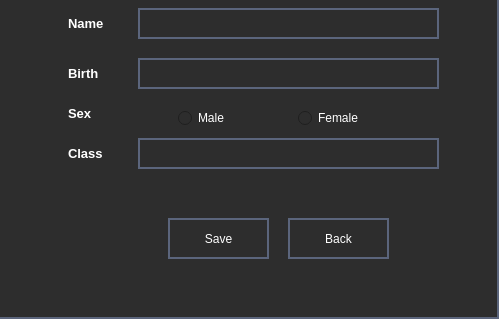
trongthoaivn/DoAnOpenCV, file GUI/Student.ui: the form before one commit; both pictures show x 522 to 1023 and y 122 to 442 of the 1023 by 442 pixel window.
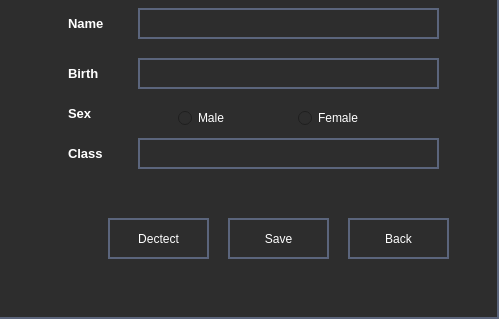
The form after the commit.

```diff
--- a/GUI/Student.ui
+++ b/GUI/Student.ui
@@ -56,7 +56,7 @@
     <widget class="QPushButton" name="btn_Save">
      <property name="geometry">
       <rect>
-       <x>690</x>
+       <x>750</x>
        <y>340</y>
        <width>101</width>
        <height>41</height>
@@ -83,7 +83,7 @@
     <widget class="QPushButton" name="btn_Back">
      <property name="geometry">
       <rect>
-       <x>810</x>
+       <x>870</x>
        <y>340</y>
        <width>101</width>
        <height>41</height>
@@ -323,6 +323,33 @@
       <string>Female</string>
      </property>
     </widget>
+    <widget class="QPushButton" name="btn_Detect">
+     <property name="geometry">
+      <rect>
+       <x>630</x>
+       <y>340</y>
+       <width>101</width>
+       <height>41</height>
+      </rect>
+     </property>
+     <property name="styleSheet">
+      <string notr="true">QPushButton:hover {
+	background-color: rgb(33, 37, 43);
+}
+QPushButton:pressed {	
+	background-color: rgb(85, 170, 255);
+}</string>
+     </property>
+     <property name="text">
+      <string>Dectect</string>
+     </property>
+     <property name="iconSize">
+      <size>
+       <width>40</width>
+       <height>40</height>
+      </size>
+     </property>
+    </widget>
    </widget>
   </widget>
  </widget>
```
